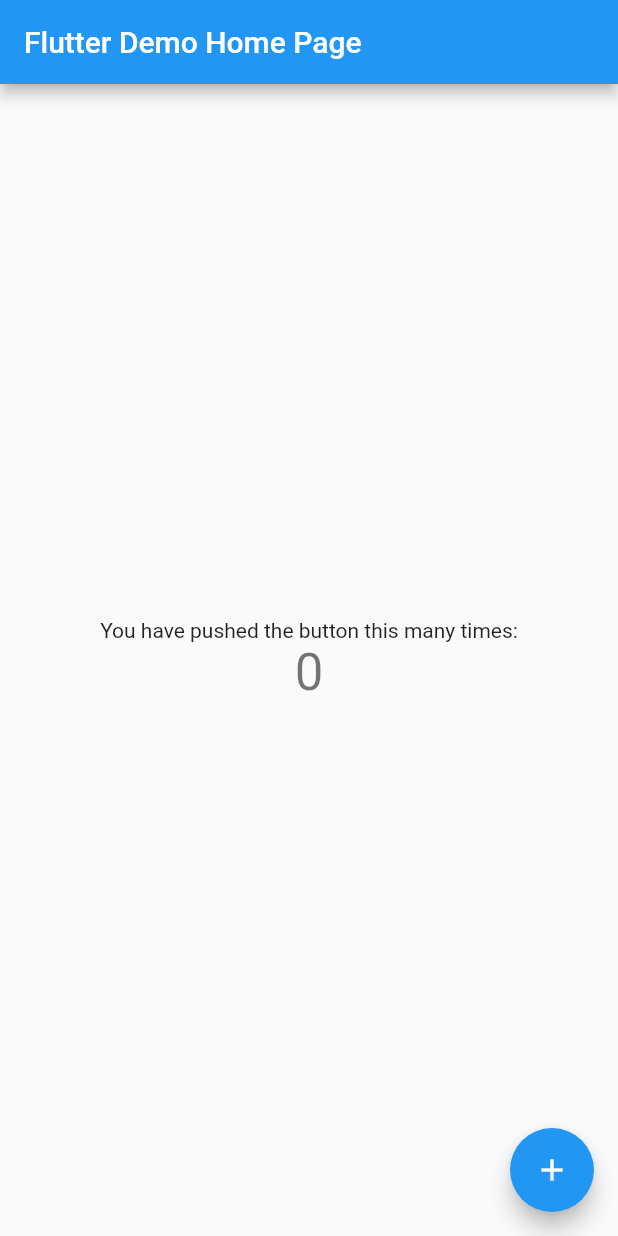
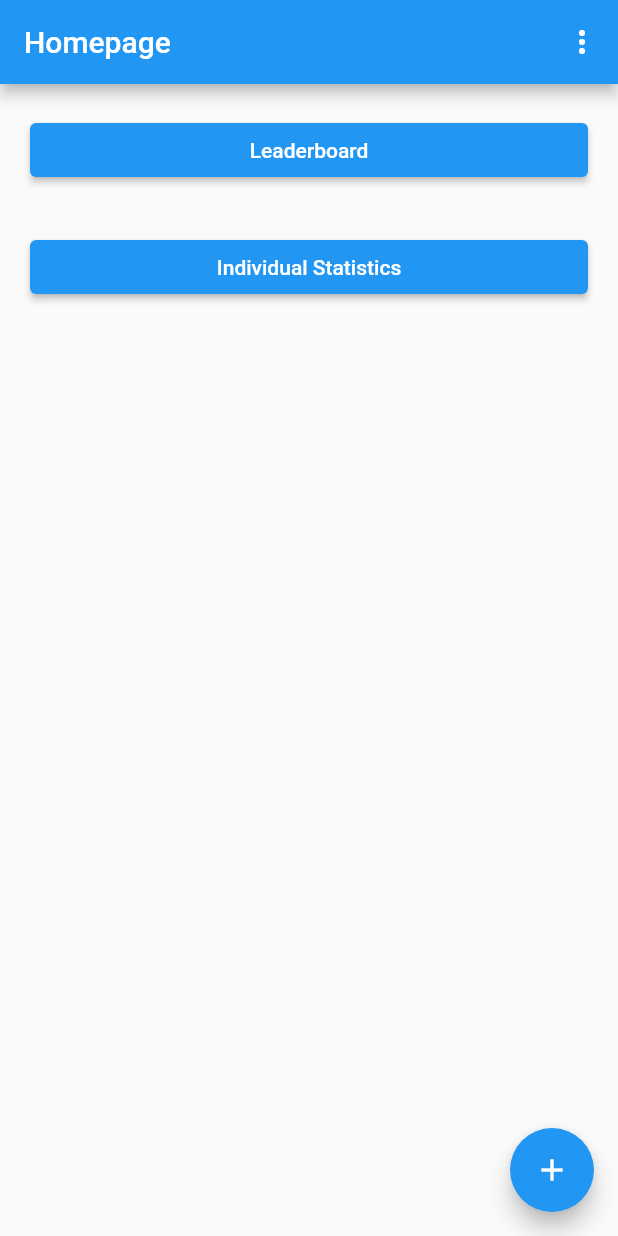
Before and after one commit to djrcawley/PB_Scanner_App, a Flutter app: the screen it shows after launch, on a phone screen of 412 x 824 dp. Run offline on Flutter 3.47's test engine with Material 2 defaults, Android fonts, the phone set to English and light mode, and no system bars.

Commit message:
Basic homepage

```diff
--- a/lib/main.dart
+++ b/lib/main.dart
@@ -1,115 +1,151 @@
+// ignore_for_file: prefer_const_constructors
+
 import 'package:flutter/material.dart';
 
 void main() {
-  runApp(const MyApp());
+  runApp(const MaterialApp(
+    title: 'Navigation Basics',
+    home: FirstRoute(),
+  ));
 }
 
-class MyApp extends StatelessWidget {
-  const MyApp({super.key});
+class FirstRoute extends StatelessWidget {
+  const FirstRoute({super.key});
 
-  // This widget is the root of your application.
   @override
   Widget build(BuildContext context) {
-    return MaterialApp(
-      title: 'Flutter Demo',
-      theme: ThemeData(
-        // This is the theme of your application.
-        //
-        // Try running your application with "flutter run". You'll see the
-        // application has a blue toolbar. Then, without quitting the app, try
-        // changing the primarySwatch below to Colors.green and then invoke
-        // "hot reload" (press "r" in the console where you ran "flutter run",
-        // or simply save your changes to "hot reload" in a Flutter IDE).
-        // Notice that the counter didn't reset back to zero; the application
-        // is not restarted.
-        primarySwatch: Colors.blue,
+    return Scaffold(
+        appBar: AppBar(title: const Text('Homepage'), actions: [
+          PopupMenuButton<int>(
+              itemBuilder: (context) => [
+                    PopupMenuItem<int>(value: 0, child: Text('Settings')),
+                  ],
+              onSelected: (int value) {
+                if (value == 0) {
+                  Navigator.push(
+                      context,
+                      MaterialPageRoute(
+                          builder: (context) => const Settings()));
+                }
+              })
+        ]),
+        body: ListView(
+          padding: const EdgeInsets.all(20.0),
+          children: [
+            ElevatedButton(
+              child: Text('Leaderboard'),
+              onPressed: () {
+                Navigator.push(
+                  context,
+                  MaterialPageRoute(builder: (context) => const Leaderboard()),
+                );
+              },
+            ),
+            const SizedBox(height: 30),
+            ElevatedButton(
+              child: Text('Individual Statistics'),
+              onPressed: () {
+                Navigator.push(
+                  context,
+                  MaterialPageRoute(
+                      builder: (context) => const Individual_Statistics()),
+                );
+              },
+            )
+          ],
+        ),
+        floatingActionButton: FloatingActionButton(
+            child: const Icon(Icons.add),
+            onPressed: () {
+              Navigator.push(
+                context,
+                MaterialPageRoute(builder: (context) => const ThirdRoute()),
+              );
+            }));
+  }
+}
+
+class Leaderboard extends StatelessWidget {
+  const Leaderboard({super.key});
+
+  @override
+  Widget build(BuildContext context) {
+    return Scaffold(
+      appBar: AppBar(
+        title: const Text('Second Route'),
       ),
-      home: const MyHomePage(title: 'Flutter Demo Home Page'),
+      body: Center(
+        child: ElevatedButton(
+          onPressed: () {
+            Navigator.pop(context);
+          },
+          child: const Text('Go back!'),
+        ),
+      ),
     );
   }
 }
 
-class MyHomePage extends StatefulWidget {
-  const MyHomePage({super.key, required this.title});
-
-  // This widget is the home page of your application. It is stateful, meaning
-  // that it has a State object (defined below) that contains fields that affect
-  // how it looks.
-
-  // This class is the configuration for the state. It holds the values (in this
-  // case the title) provided by the parent (in this case the App widget) and
-  // used by the build method of the State. Fields in a Widget subclass are
-  // always marked "final".
-
-  final String title;
-
-  @override
-  State<MyHomePage> createState() => _MyHomePageState();
-}
-
-class _MyHomePageState extends State<MyHomePage> {
-  int _counter = 0;
-
-  void _incrementCounter() {
-    setState(() {
-      // This call to setState tells the Flutter framework that something has
-      // changed in this State, which causes it to rerun the build method below
-      // so that the display can reflect the updated values. If we changed
-      // _counter without calling setState(), then the build method would not be
-      // called again, and so nothing would appear to happen.
-      _counter++;
-    });
-  }
+class ThirdRoute extends StatelessWidget {
+  const ThirdRoute({super.key});
 
   @override
   Widget build(BuildContext context) {
-    // This method is rerun every time setState is called, for instance as done
-    // by the _incrementCounter method above.
-    //
-    // The Flutter framework has been optimized to make rerunning build methods
-    // fast, so that you can just rebuild anything that needs updating rather
-    // than having to individually change instances of widgets.
     return Scaffold(
       appBar: AppBar(
-        // Here we take the value from the MyHomePage object that was created by
-        // the App.build method, and use it to set our appbar title.
-        title: Text(widget.title),
+        title: const Text('Third Route'),
       ),
       body: Center(
-        // Center is a layout widget. It takes a single child and positions it
-        // in the middle of the parent.
-        child: Column(
-          // Column is also a layout widget. It takes a list of children and
-          // arranges them vertically. By default, it sizes itself to fit its
-          // children horizontally, and tries to be as tall as its parent.
-          //
-          // Invoke "debug painting" (press "p" in the console, choose the
-          // "Toggle Debug Paint" action from the Flutter Inspector in Android
-          // Studio, or the "Toggle Debug Paint" command in Visual Studio Code)
-          // to see the wireframe for each widget.
-          //
-          // Column has various properties to control how it sizes itself and
-          // how it positions its children. Here we use mainAxisAlignment to
-          // center the children vertically; the main axis here is the vertical
-          // axis because Columns are vertical (the cross axis would be
-          // horizontal).
-          mainAxisAlignment: MainAxisAlignment.center,
-          children: <Widget>[
-            const Text(
-              'You have pushed the button this many times:',
-            ),
-            Text(
-              '$_counter',
-              style: Theme.of(context).textTheme.headline4,
-            ),
-          ],
+        child: ElevatedButton(
+          onPressed: () {
+            Navigator.pop(context);
+          },
+          child: const Text('Go back!'),
         ),
       ),
-      floatingActionButton: FloatingActionButton(
-        onPressed: _incrementCounter,
-        tooltip: 'Increment',
-        child: const Icon(Icons.add),
-      ), // This trailing comma makes auto-formatting nicer for build methods.
     );
   }
 }
+
+class Settings extends StatelessWidget {
+  const Settings({super.key});
+
+  @override
+  Widget build(BuildContext context) {
+    return Scaffold(
+      appBar: AppBar(
+        title: const Text('Settings'),
+      ),
+      body: Center(
+        child: ElevatedButton(
+          onPressed: () {
+            Navigator.pop(context);
+          },
+          child: const Text('Go back!'),
+        ),
+      ),
+    );
+  }
+}
+
+// ignore: camel_case_types
+class Individual_Statistics extends StatelessWidget {
+  const Individual_Statistics({super.key});
+
+  @override
+  Widget build(BuildContext context) {
+    return Scaffold(
+      appBar: AppBar(
+        title: const Text('Individual Statistics'),
+      ),
+      body: Center(
+        child: ElevatedButton(
+          onPressed: () {
+            Navigator.pop(context);
+          },
+          child: const Text('Go back!'),
+        ),
+      ),
+    );
+  }
+}
```
